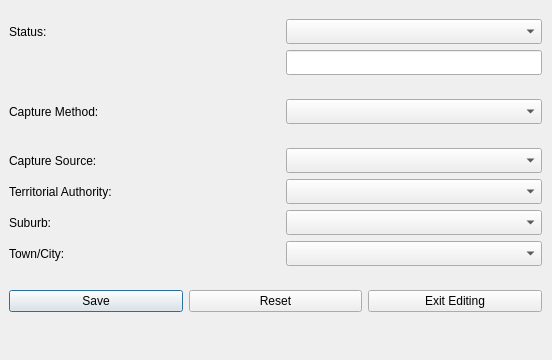
Qt form buildings/gui/edit_dialog.ui (linz/nz-buildings) before a commit.
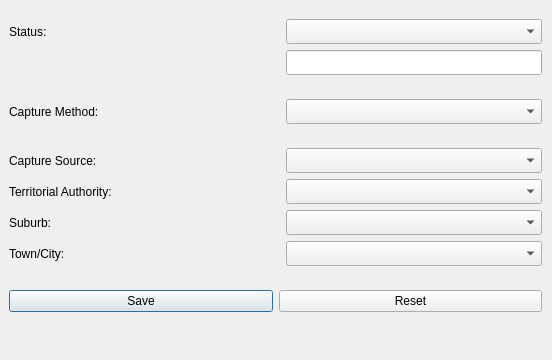
The same form after that commit.

What changed in the file:
```diff
--- a/buildings/gui/edit_dialog.ui
+++ b/buildings/gui/edit_dialog.ui
@@ -249,13 +249,6 @@
          </property>
         </widget>
        </item>
-       <item>
-        <widget class="QPushButton" name="btn_edit_cancel">
-         <property name="text">
-          <string>Exit Editing</string>
-         </property>
-        </widget>
-       </item>
       </layout>
      </widget>
     </item>
```
